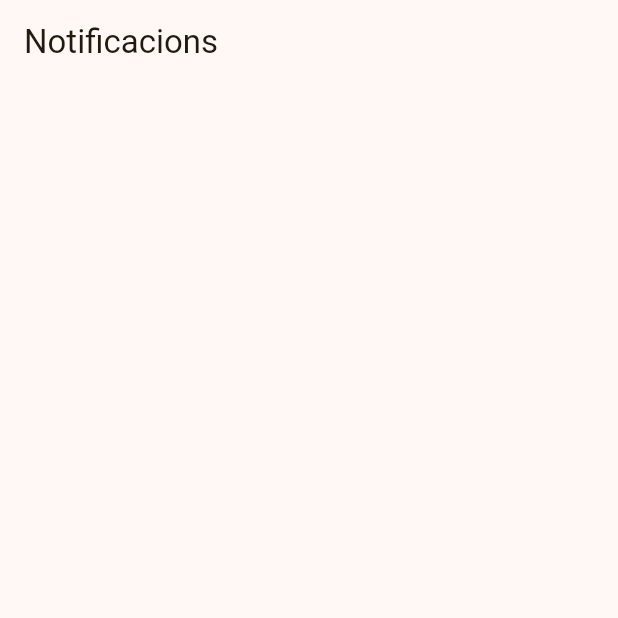
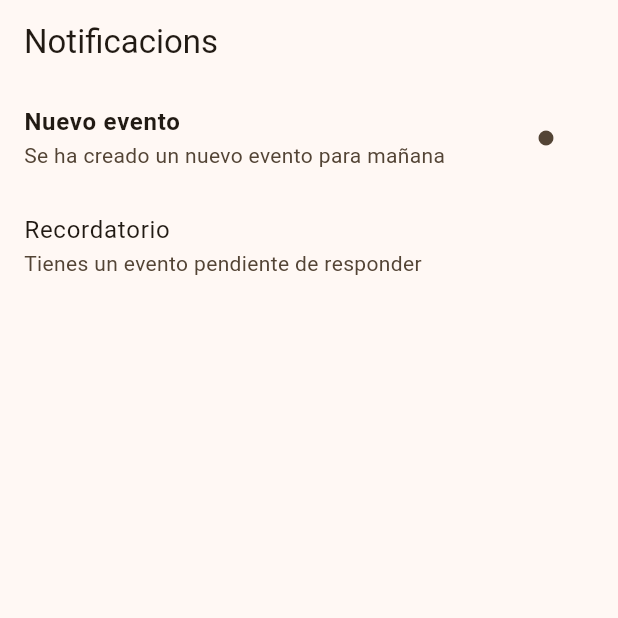
Before and after one commit to AssociacioFemPinya/mobile, a Flutter app: the NotificationsPage screen opened by its route, on a phone screen of 412 x 824 dp, the top half of it. Run offline on Flutter 3.47's test engine with Material 3 defaults, Android fonts, the phone set to English and light mode, and no system bars; our stand-ins replace bloc, dartz, dio, equatable, flutter_bloc, flutter_easyloading and 6 more; missing offline and left inert: customizable_counter; generated files the repository leaves out were written again.

Commit message:
notifications mocks working

```diff
--- /dev/null
+++ b/lib/features/notifications/domain/usecases/get_notifications.dart
@@ -0,0 +1,13 @@
+import 'package:dartz/dartz.dart';
+import '../entities/notification.dart';
+import '../repositories/notifications_repository.dart';
+
+class GetNotifications {
+  final NotificationsRepository repository;
+
+  GetNotifications(this.repository);
+
+  Future<Either<Exception, List<NotificationEntity>>> call() {
+    return repository.getNotifications();
+  }
+}
--- /dev/null
+++ b/lib/features/notifications/domain/usecases/mark_notification_as_read.dart
@@ -0,0 +1,12 @@
+import 'package:dartz/dartz.dart';
+import '../repositories/notifications_repository.dart';
+
+class MarkNotificationAsRead {
+  final NotificationsRepository repository;
+
+  MarkNotificationAsRead(this.repository);
+
+  Future<Either<Exception, void>> call(String notificationId) {
+    return repository.markAsRead(notificationId);
+  }
+}
--- a/lib/features/notifications/presentation/bloc/notifications_event.dart
+++ b/lib/features/notifications/presentation/bloc/notifications_event.dart
@@ -9,10 +9,10 @@ abstract class NotificationsEvent extends Equatable {
 
 class LoadNotifications extends NotificationsEvent {}
 
-class MarkNotificationAsRead extends NotificationsEvent {
+class MarkAsReadEvent extends NotificationsEvent {
   final String notificationId;
 
-  const MarkNotificationAsRead(this.notificationId);
+  const MarkAsReadEvent(this.notificationId);
 
   @override
   List<Object> get props => [notificationId];
--- a/lib/features/notifications/presentation/pages/notifications_page.dart
+++ b/lib/features/notifications/presentation/pages/notifications_page.dart
@@ -26,13 +26,20 @@ class NotificationsPage extends StatelessWidget {
               return Center(child: Text(state.message));
             }
             if (state is NotificationsLoaded) {
-              return ListView.builder(
-                itemCount: state.notifications.length,
-                itemBuilder: (context, index) {
-                  return NotificationItem(
-                    notification: state.notifications[index],
-                  );
+              return RefreshIndicator(
+                onRefresh: () async {
+                  context.read<NotificationsBloc>().add(LoadNotifications());
                 },
+                child: state.notifications.isEmpty
+                    ? Center(child: Text(translate.notificationsEmpty))
+                    : ListView.builder(
+                        itemCount: state.notifications.length,
+                        itemBuilder: (context, index) {
+                          return NotificationItem(
+                            notification: state.notifications[index],
+                          );
+                        },
+                      ),
               );
             }
             return const SizedBox();
--- a/lib/features/notifications/presentation/widgets/notification_item.dart
+++ b/lib/features/notifications/presentation/widgets/notification_item.dart
@@ -1,5 +1,7 @@
 import 'package:flutter/material.dart';
+import 'package:flutter_bloc/flutter_bloc.dart';
 import '../../domain/entities/notification.dart';
+import '../bloc/notifications_bloc.dart';
 
 class NotificationItem extends StatelessWidget {
   final NotificationEntity notification;
@@ -9,9 +11,23 @@ class NotificationItem extends StatelessWidget {
   @override
   Widget build(BuildContext context) {
     return ListTile(
-      title: Text(notification.title),
+      title: Text(
+        notification.title,
+        style: TextStyle(
+          fontWeight: notification.isRead ? FontWeight.normal : FontWeight.bold,
+        ),
+      ),
       subtitle: Text(notification.message),
-      trailing: !notification.isRead ? const Icon(Icons.circle, size: 12) : null,
+      trailing: notification.isRead
+          ? null
+          : IconButton(
+              icon: const Icon(Icons.circle, size: 12),
+              onPressed: () {
+                context.read<NotificationsBloc>().add(
+                  MarkAsReadEvent(notification.id),
+                );
+              },
+            ),
     );
   }
 }
--- a/lib/l10n/app_ca.arb
+++ b/lib/l10n/app_ca.arb
@@ -59,5 +59,6 @@
   "commonSnackBarSuccessSaving": "Desat amb èxit",
   "commentsScreenHintText": "Escriu els teus comentaris",
   "commentsScreenLabelText": "Comentaris",
-  "notificationsTitle": "Notificacions"
+  "notificationsTitle": "Notificacions",
+  "notificationsEmpty": "No hi ha notificacions"
 }
--- a/lib/l10n/app_en.arb
+++ b/lib/l10n/app_en.arb
@@ -59,5 +59,6 @@
     "commonSnackBarSuccessSaving": "Saved successfully",
     "commentsScreenHintText": "Write your comments",
     "commentsScreenLabelText": "Comments",
-    "notificationsTitle": "Notifications"
+    "notificationsTitle": "Notifications",
+    "notificationsEmpty": "No notifications"
 }
--- a/lib/l10n/app_es.arb
+++ b/lib/l10n/app_es.arb
@@ -59,5 +59,6 @@
     "commonFilter": "Filtrar",
     "commonSnackBarSuccessSaving": "Guardado con éxito",
     "commentsScreenHintText": "Escribe tus comentarios",
-    "commentsScreenLabelText": "Comentarios"
+    "commentsScreenLabelText": "Comentarios",
+    "notificationsEmpty": "No hay notificaciones"
 }
--- a/lib/l10n/app_fr.arb
+++ b/lib/l10n/app_fr.arb
@@ -59,5 +59,6 @@
     "commonFilter": "Filtrer",
     "commonSnackBarSuccessSaving": "Sauvegardé avec succès",
     "commentsScreenHintText": "Écrivez vos commentaires",
-    "commentsScreenLabelText": "Commentaires"
+    "commentsScreenLabelText": "Commentaires",
+    "notificationsEmpty": "Pas de notifications"
 }
--- a/lib/main.dart
+++ b/lib/main.dart
@@ -9,10 +9,12 @@ import 'package:go_router/go_router.dart';
 import 'package:provider/provider.dart';
 import 'package:flutter_gen/gen_l10n/app_localizations.dart';
 import 'package:flutter_easyloading/flutter_easyloading.dart';
+import 'package:fempinya3_flutter_app/features/notifications/service_locator.dart';
 
 void main() {
   setupEventsServiceLocator();
   setupLoginServiceLocator();
+  setupNotificationsServiceLocator();
   runApp(const App());
   configLoading();
 }
```
Also changed, not shown: lib/features/notifications/data/models/notification_model.dart (added, +35 -0 lines), lib/features/notifications/data/repositories/notifications_repository_impl.dart (added, +30 -0 lines), lib/features/notifications/data/sources/notifications_service.dart (added, +24 -0 lines), lib/features/notifications/data/sources/notifications_service_mock.dart (added, +29 -0 lines), lib/features/notifications/domain/repositories/notifications_repository.dart (added, +7 -0 lines), lib/features/notifications/presentation/bloc/notifications_bloc.dart (+22 -6 lines), lib/features/notifications/service_locator.dart (added, +25 -0 lines).
